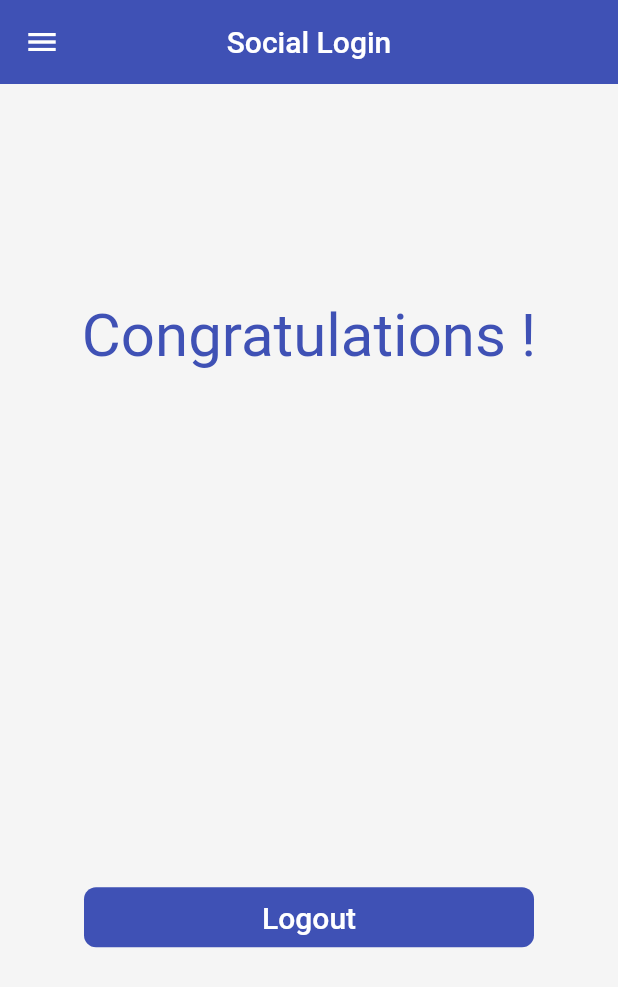
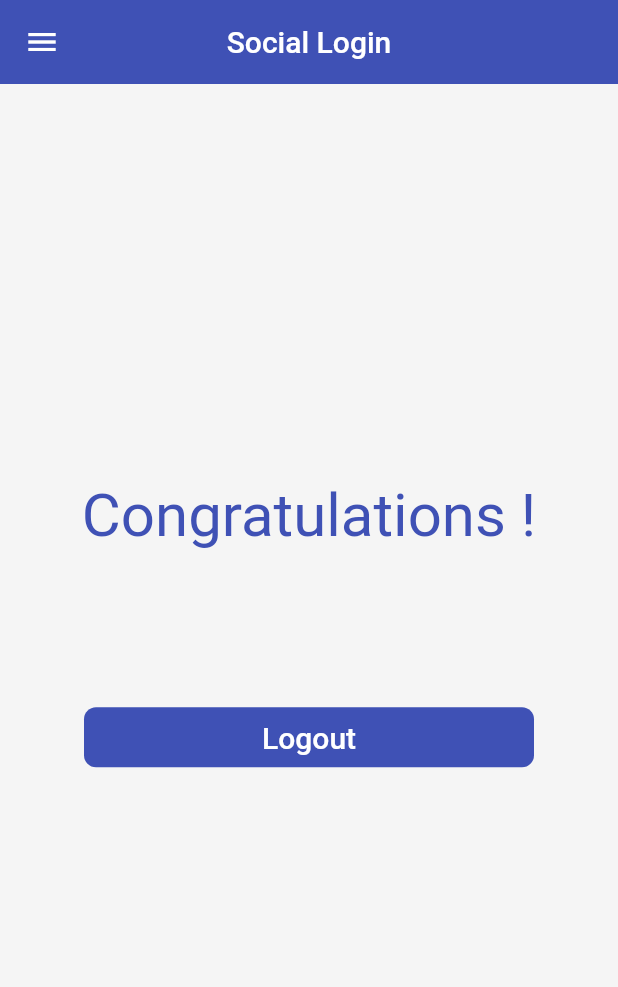
Before and after one commit to ShoroardiSumon/SocialLogin, a Flutter app: the MyHomePage screen opened directly, on a phone screen of 412 x 824 dp. Shown: the top 987 px of the screen. Run offline on Flutter 3.47's test engine with Material 2 defaults, Android fonts, the phone set to English and light mode, and no system bars; our stand-ins replace flutter_signin_button, google_sign_in, progress_dialog, shared_preferences; missing offline and left inert: flutter_facebook_login; accounts and stored records are empty.

Commit message:
last update

```diff
--- a/lib/my_home_page.dart
+++ b/lib/my_home_page.dart
@@ -136,7 +136,7 @@ class _MyHomePageState extends State<MyHomePage> {
                   style: TextStyle(color: Colors.indigo, fontSize: 40),
                 ),
                 SizedBox(
-                  height: 340,
+                  height: 100,
                 ),
                 MaterialButton(
                     child: Text(
@@ -148,12 +148,15 @@ class _MyHomePageState extends State<MyHomePage> {
                     minWidth: 300,
                     height: 40,
                     shape: RoundedRectangleBorder(
-                        borderRadius: BorderRadius.circular(8)),
+                        borderRadius: BorderRadius.circular(8)
+                    ),
                     onPressed: () async {
-                      _logout();
+                      await _logout();
                       Navigator.of(context).push(
-                          CupertinoPageRoute(builder: (context) => AuthPage()));
-                    }),
+                          CupertinoPageRoute(builder: (context) => AuthPage())
+                      );
+                    }
+                ),
               ],
             ),
           ),
```
Also changed, not shown: lib/pages/file1.dart (added), lib/pages/file2.dart (added).
